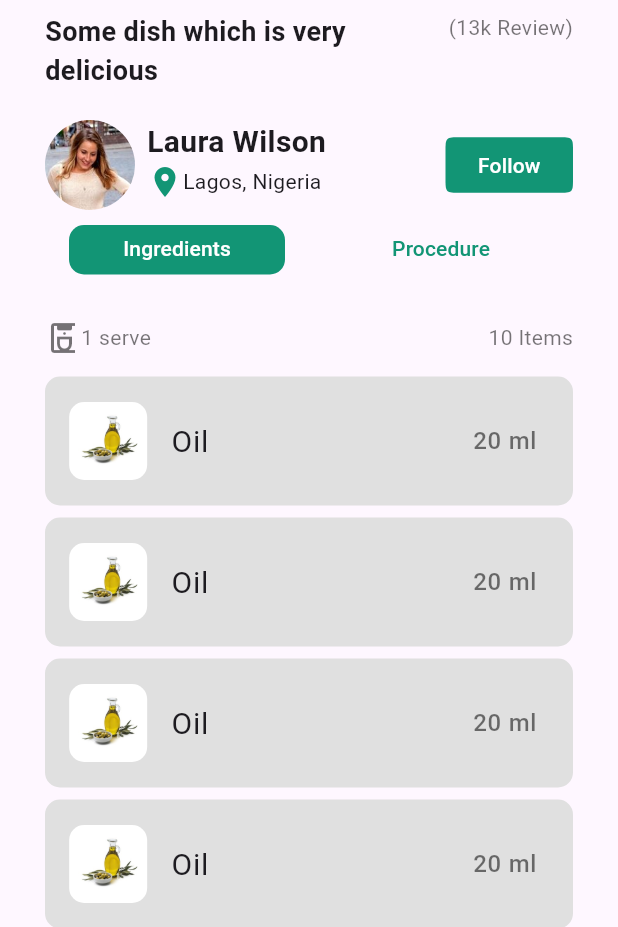
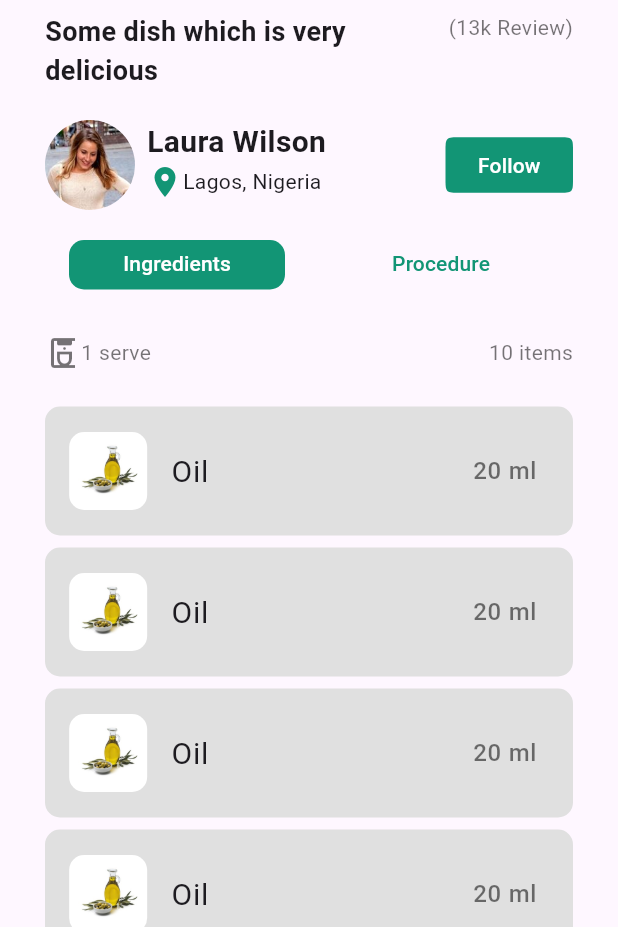
Before and after one commit to ysahmed/recipe_flutter, a Flutter app: the RecipeDetailPage screen opened by its route, on a phone screen of 412 x 824 dp, the part 309-1236 px from its top. Run offline on Flutter 3.47's test engine with Material 3 defaults, Android fonts, the phone set to English and light mode, and no system bars; our stand-ins replace flutter_rating_bar, flutter_svg.

Commit message:
detail page header fixed

```diff
--- a/lib/pages/recipe_detail_page.dart
+++ b/lib/pages/recipe_detail_page.dart
@@ -34,7 +34,7 @@ class _RecipeDetailPageState extends State<RecipeDetailPage>
               _video(),
               _spacer(height: 20),
               _userDetail(),
-              _spacer(height: 10),
+              _spacer(height: 20),
               SizedBox(
                 height: 33,
                 child: TabBar(
@@ -69,31 +69,54 @@ class _RecipeDetailPageState extends State<RecipeDetailPage>
                 ),
               ),
               _spacer(height: 30),
-              _itemCount(1, 10),
-              _spacer(),
               Expanded(
                 child: TabBarView(
                   controller: tabController,
                   children: [
-                    ListView(
+                    // ingredients tabView
+                    Column(
+                      children: [
+                        _listLead('10 items'),
+                        Expanded(
+                          child: ListView(
                             children: const [
                               IngredientsListItem(
-                            name: 'Oil', amount: '20 ml', imageName: 'oil.jpg'),
+                                  name: 'Oil',
+                                  amount: '20 ml',
+                                  imageName: 'oil.jpg'),
                               IngredientsListItem(
-                            name: 'Oil', amount: '20 ml', imageName: 'oil.jpg'),
+                                  name: 'Oil',
+                                  amount: '20 ml',
+                                  imageName: 'oil.jpg'),
                               IngredientsListItem(
-                            name: 'Oil', amount: '20 ml', imageName: 'oil.jpg'),
+                                  name: 'Oil',
+                                  amount: '20 ml',
+                                  imageName: 'oil.jpg'),
                               IngredientsListItem(
-                            name: 'Oil', amount: '20 ml', imageName: 'oil.jpg'),
+                                  name: 'Oil',
+                                  amount: '20 ml',
+                                  imageName: 'oil.jpg'),
                             ],
                           ),
-                    ListView(
+                        ),
+                      ],
+                    ),
+
+                    // procedure tabView
+                    Column(
+                      children: [
+                        _listLead('5 steps'),
+                        Expanded(
+                          child: ListView(
                             children: const [
                               ProcedureListItem.ProcedureListItem(step: 1),
                               ProcedureListItem.ProcedureListItem(step: 2),
                               ProcedureListItem.ProcedureListItem(step: 3),
                               ProcedureListItem.ProcedureListItem(step: 4),
                               ProcedureListItem.ProcedureListItem(step: 5),
+                            ],
+                          ),
+                        ),
                       ],
                     ),
                   ],
@@ -112,28 +135,31 @@ class _RecipeDetailPageState extends State<RecipeDetailPage>
     );
   }
 
-  Widget _itemCount(int serveCount, int itemCount) {
-    return Row(
+  Widget _listLead(String secondText) {
+    return Padding(
+      padding: const EdgeInsets.only(bottom: 20),
+      child: Row(
         mainAxisAlignment: MainAxisAlignment.spaceBetween,
         children: [
-        Row(
+          const Row(
             mainAxisAlignment: MainAxisAlignment.spaceBetween,
             children: [
-            const Icon(
+              Icon(
                 Icons.coffee_maker_outlined,
                 color: Colors.black54,
               ),
               Text(
-              '$serveCount serve',
+                '1 serve',
                 style: TextStyle(color: Colors.black54),
               ),
             ],
           ),
           Text(
-          '$itemCount Items',
-          style: TextStyle(color: Colors.black54),
+            secondText,
+            style: const TextStyle(color: Colors.black54),
           ),
         ],
+      ),
     );
   }
 
```
Lines whose indentation alone changed are shown as unchanged.
